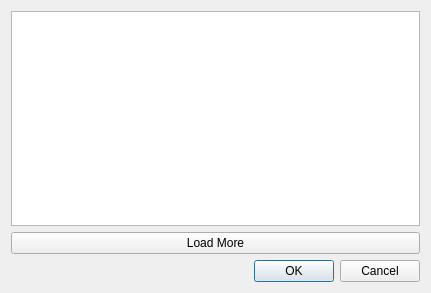
Above: forms/LogDialog.ui from feddischson/svn-external-disposer before the change. Below: the same form after it.
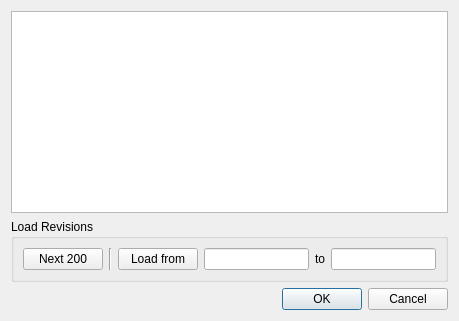
That is the form after the change.

Commit message: Adds the ability to load more revision-log entries and specific revision-log entries.

```diff
--- a/forms/LogDialog.ui
+++ b/forms/LogDialog.ui
@@ -6,25 +6,61 @@
    <rect>
     <x>0</x>
     <y>0</y>
-    <width>431</width>
-    <height>293</height>
+    <width>459</width>
+    <height>321</height>
    </rect>
   </property>
   <property name="windowTitle">
    <string>Revision-Log Dialog</string>
   </property>
-  <layout class="QVBoxLayout" name="verticalLayout">
-   <item>
+  <layout class="QGridLayout" name="gridLayout_2">
+   <item row="0" column="0">
     <widget class="QTableWidget" name="log_TW"/>
    </item>
-   <item>
-    <widget class="QPushButton" name="load_more_PB">
-     <property name="text">
-      <string>Load More</string>
+   <item row="1" column="0">
+    <widget class="QGroupBox" name="groupBox">
+     <property name="title">
+      <string>Load Revisions</string>
      </property>
+     <layout class="QGridLayout" name="gridLayout">
+      <item row="0" column="0">
+       <widget class="QPushButton" name="next_PB">
+        <property name="text">
+         <string>Next 200</string>
+        </property>
+       </widget>
+      </item>
+      <item row="0" column="1">
+       <widget class="Line" name="line">
+        <property name="orientation">
+         <enum>Qt::Vertical</enum>
+        </property>
+       </widget>
+      </item>
+      <item row="0" column="2">
+       <widget class="QPushButton" name="load_PB">
+        <property name="text">
+         <string>Load from</string>
+        </property>
+       </widget>
+      </item>
+      <item row="0" column="3">
+       <widget class="QLineEdit" name="from_revision_LE"/>
+      </item>
+      <item row="0" column="4">
+       <widget class="QLabel" name="label">
+        <property name="text">
+         <string>to</string>
+        </property>
+       </widget>
+      </item>
+      <item row="0" column="5">
+       <widget class="QLineEdit" name="to_revision_LE"/>
+      </item>
+     </layout>
     </widget>
    </item>
-   <item>
+   <item row="2" column="0">
     <widget class="QDialogButtonBox" name="buttonBox">
      <property name="orientation">
       <enum>Qt::Horizontal</enum>
```
The commit also changes 3 other files.
